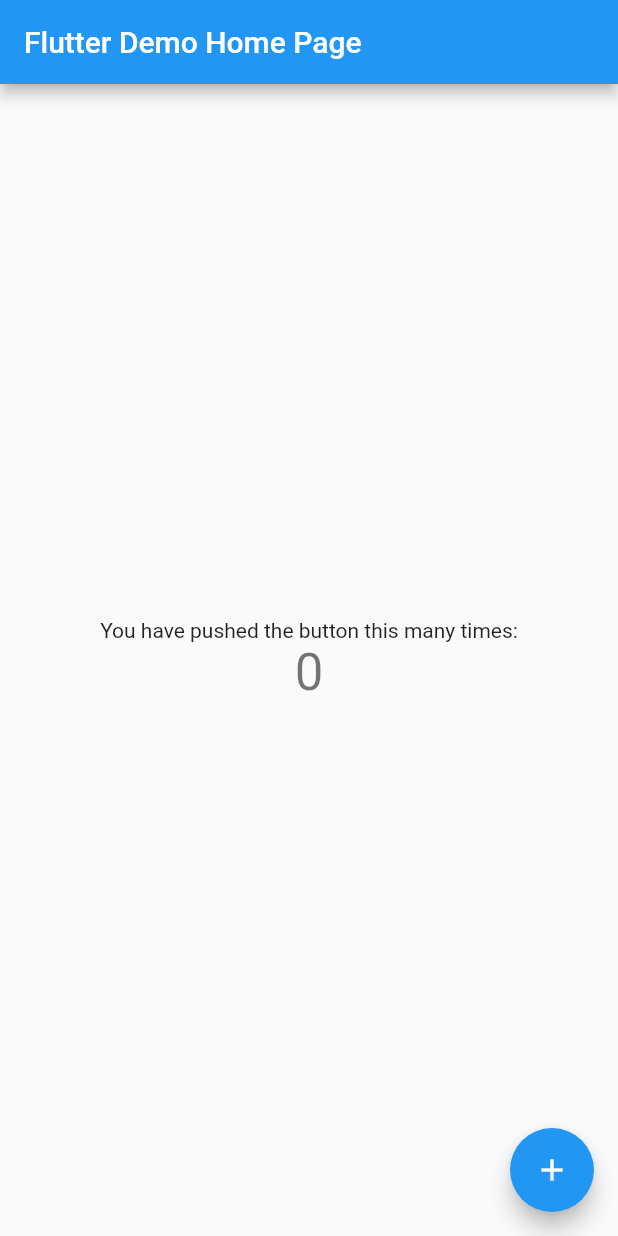
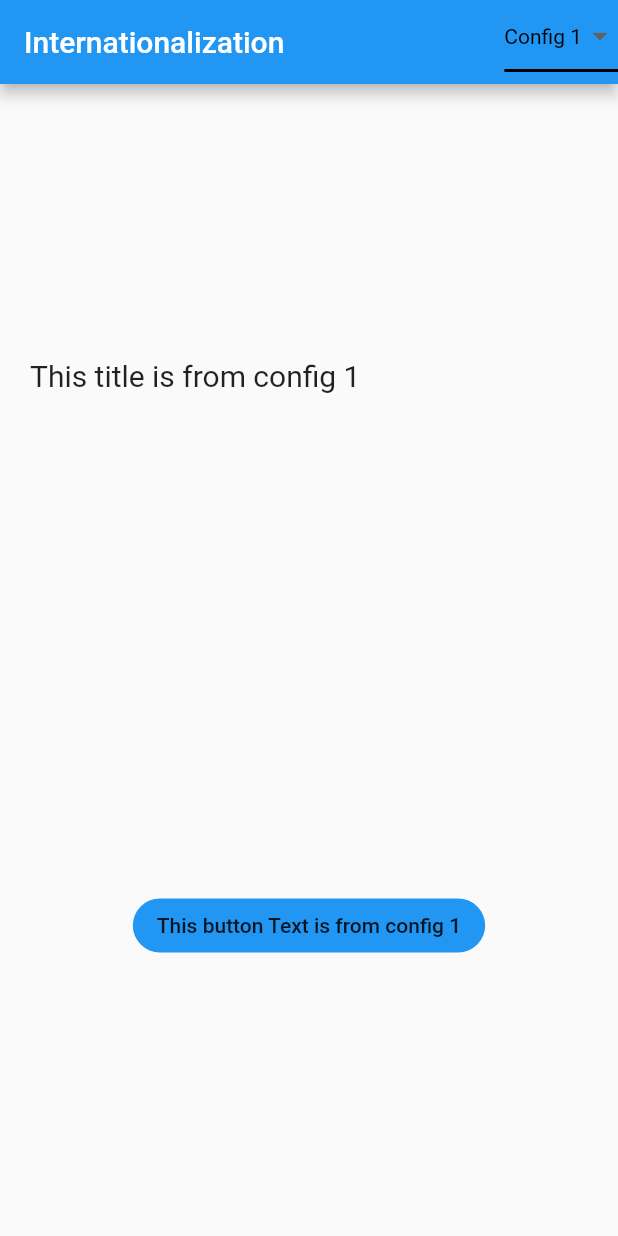
Before and after one commit to Kedar-27/Internationalization_Demo, a Flutter app: the screen it shows after launch, on a phone screen of 412 x 824 dp. Run offline on Flutter 3.47's test engine with Material 2 defaults, Android fonts, the phone set to English and light mode, and no system bars.

Commit message:
Add - Config and setup.

```diff
--- /dev/null
+++ b/assets/languages/ar_config1.json
@@ -0,0 +1,4 @@
+{
+  "title": "هذا النص من config 1",
+  "buttonTitle": "هذا النص من config 1"
+}
--- /dev/null
+++ b/assets/languages/ar_config2.json
@@ -0,0 +1,4 @@
+{
+  "title": "هذا النص من config 2",
+  "buttonTitle": "هذا النص من config 2"
+}
--- /dev/null
+++ b/assets/languages/ar_config3.json
@@ -0,0 +1,4 @@
+{
+  "title": "هذا النص من config 3",
+  "buttonTitle": "هذا النص من config 3"
+}
--- /dev/null
+++ b/assets/languages/en_config1.json
@@ -0,0 +1,4 @@
+{
+  "title": "This title is from config 1",
+  "buttonTitle": "This button Text is from config 1"
+}
--- /dev/null
+++ b/assets/languages/en_config2.json
@@ -0,0 +1,4 @@
+{
+  "title": "This title is from config 2",
+  "buttonTitle": "This button Text is from config 2"
+}
--- /dev/null
+++ b/assets/languages/en_config3.json
@@ -0,0 +1,4 @@
+{
+  "title": "This title is from config 3",
+  "buttonTitle": "This button Text is from config 3"
+}
--- /dev/null
+++ b/lib/helper/localization_helper.dart
@@ -0,0 +1,56 @@
+import 'dart:convert';
+
+import 'package:flutter/material.dart';
+import 'package:flutter/services.dart';
+
+class LocalizationHelper {
+  LocalizationHelper(this.locale, this.config);
+
+  final Locale locale;
+  final String config;
+  static LocalizationHelper of(BuildContext context) {
+    return Localizations.of<LocalizationHelper>(context, LocalizationHelper);
+  }
+
+  Map<String, String> _localizedValues;
+
+  Future<void> load() async {
+    String jsonStringValues =
+    await rootBundle.loadString('assets/languages/${locale.languageCode}_${config.toLowerCase().replaceAll(" ", "")}.json');
+    Map<String, dynamic> mappedJson = json.decode(jsonStringValues);
+    _localizedValues =
+        mappedJson.map((key, value) => MapEntry(key, value.toString()));
+  }
+
+  String translate(String key) {
+    return _localizedValues[key];
+  }
+
+  // static member to have simple access to the delegate from Material App
+  // static const LocalizationsDelegate<LocalizationHelper> delegate =
+  // _LocalizationHelperDelegate();
+}
+
+// class _LocalizationHelperDelegate
+//     extends LocalizationsDelegate<LocalizationHelper> {
+//   const _LocalizationHelperDelegate();
+//
+//   @override
+//   bool isSupported(Locale locale) {
+//     return ['en', 'fa', 'ar', 'hi'].contains(locale.languageCode);
+//   }
+//
+//   @override
+//   Future<LocalizationHelper> load(Locale locale) async {
+//     LocalizationHelper localization = new LocalizationHelper(locale, "config1");
+//     await localization.load();
+//     return localization;
+//   }
+//
+//   @override
+//   bool shouldReload(LocalizationsDelegate<LocalizationHelper> old) => false;
+// }
+
+String getTranslated(BuildContext context, String key) {
+  return LocalizationHelper.of(context).translate(key);
+}
--- a/lib/main.dart
+++ b/lib/main.dart
@@ -1,4 +1,7 @@
 import 'package:flutter/material.dart';
+import 'package:flutter_localizations/flutter_localizations.dart';
+
+import './pages/welcome_page.dart';
 
 void main() {
   runApp(MyApp());
@@ -9,7 +12,17 @@ class MyApp extends StatelessWidget {
   @override
   Widget build(BuildContext context) {
     return MaterialApp(
-      title: 'Flutter Demo',
+      debugShowCheckedModeBanner: false,
+      localizationsDelegates: [
+        GlobalCupertinoLocalizations.delegate,
+        GlobalMaterialLocalizations.delegate,
+        GlobalWidgetsLocalizations.delegate,
+      ],
+      supportedLocales: [
+        Locale("en", ""),
+        Locale("ar", ""), // OR Locale('ar', 'AE') OR Other RTL locales
+      ],
+      title: 'Internalization Demo',
       theme: ThemeData(
         // This is the theme of your application.
         //
@@ -26,92 +39,12 @@ class MyApp extends StatelessWidget {
         // closer together (more dense) than on mobile platforms.
         visualDensity: VisualDensity.adaptivePlatformDensity,
       ),
-      home: MyHomePage(title: 'Flutter Demo Home Page'),
+      home: WelcomePage(),
+
+      // Directionality( // use this
+      //   textDirection: TextDirection.ltr, // set it to rtl
+      //   child:
+      // ),
     );
   }
 }
-
-class MyHomePage extends StatefulWidget {
-  MyHomePage({Key key, this.title}) : super(key: key);
-
-  // This widget is the home page of your application. It is stateful, meaning
-  // that it has a State object (defined below) that contains fields that affect
-  // how it looks.
-
-  // This class is the configuration for the state. It holds the values (in this
-  // case the title) provided by the parent (in this case the App widget) and
-  // used by the build method of the State. Fields in a Widget subclass are
-  // always marked "final".
-
-  final String title;
-
-  @override
-  _MyHomePageState createState() => _MyHomePageState();
-}
-
-class _MyHomePageState extends State<MyHomePage> {
-  int _counter = 0;
-
-  void _incrementCounter() {
-    setState(() {
-      // This call to setState tells the Flutter framework that something has
-      // changed in this State, which causes it to rerun the build method below
-      // so that the display can reflect the updated values. If we changed
-      // _counter without calling setState(), then the build method would not be
-      // called again, and so nothing would appear to happen.
-      _counter++;
-    });
-  }
-
-  @override
-  Widget build(BuildContext context) {
-    // This method is rerun every time setState is called, for instance as done
-    // by the _incrementCounter method above.
-    //
-    // The Flutter framework has been optimized to make rerunning build methods
-    // fast, so that you can just rebuild anything that needs updating rather
-    // than having to individually change instances of widgets.
-    return Scaffold(
-      appBar: AppBar(
-        // Here we take the value from the MyHomePage object that was created by
-        // the App.build method, and use it to set our appbar title.
-        title: Text(widget.title),
-      ),
-      body: Center(
-        // Center is a layout widget. It takes a single child and positions it
-        // in the middle of the parent.
-        child: Column(
-          // Column is also a layout widget. It takes a list of children and
-          // arranges them vertically. By default, it sizes itself to fit its
-          // children horizontally, and tries to be as tall as its parent.
-          //
-          // Invoke "debug painting" (press "p" in the console, choose the
-          // "Toggle Debug Paint" action from the Flutter Inspector in Android
-          // Studio, or the "Toggle Debug Paint" command in Visual Studio Code)
-          // to see the wireframe for each widget.
-          //
-          // Column has various properties to control how it sizes itself and
-          // how it positions its children. Here we use mainAxisAlignment to
-          // center the children vertically; the main axis here is the vertical
-          // axis because Columns are vertical (the cross axis would be
-          // horizontal).
-          mainAxisAlignment: MainAxisAlignment.center,
-          children: <Widget>[
-            Text(
-              'You have pushed the button this many times:',
-            ),
-            Text(
-              '$_counter',
-              style: Theme.of(context).textTheme.headline4,
-            ),
-          ],
-        ),
-      ),
-      floatingActionButton: FloatingActionButton(
-        onPressed: _incrementCounter,
-        tooltip: 'Increment',
-        child: Icon(Icons.add),
-      ), // This trailing comma makes auto-formatting nicer for build methods.
-    );
-  }
-}
--- /dev/null
+++ b/lib/pages/welcome_page.dart
@@ -0,0 +1,97 @@
+import 'dart:io';
+
+import 'package:flutter/material.dart';
+import 'package:internalization_demo/helper/localization_helper.dart';
+
+class WelcomePage extends StatefulWidget {
+  @override
+  _WelcomePageState createState() => _WelcomePageState();
+}
+
+class _WelcomePageState extends State<WelcomePage> {
+  String dropdownValue = 'Config 1';
+  LocalizationHelper localizationHelper;
+  String title = "";
+  String buttonTitle = "";
+
+  @override
+  void initState() {
+    // TODO: implement initState
+    super.initState();
+  }
+
+  @override
+  void didChangeDependencies() {
+    super.didChangeDependencies();
+
+    this._setLocale();
+  }
+
+  Future<void> _setLocale() async {
+    localizationHelper =
+        LocalizationHelper(Localizations.localeOf(context), dropdownValue);
+    await localizationHelper.load();
+
+    setState(() {
+      title = localizationHelper.translate("title");
+      buttonTitle = localizationHelper.translate("buttonTitle");
+    });
+  }
+
+  @override
+  Widget build(BuildContext context) {
+    return Scaffold(
+      appBar: AppBar(
+        title: Text("Internationalization"),
+        actions: [
+          DropdownButton<String>(
+            value: dropdownValue,
+            style: TextStyle(color: Colors.black),
+            underline: Container(
+              height: 2,
+              width: 20,
+              color: Colors.black,
+            ),
+            onChanged: (String newValue) {
+              dropdownValue = newValue;
+              this._setLocale();
+            },
+            items: <String>['Config 1', 'Config 2', 'Config 3']
+                .map<DropdownMenuItem<String>>((String value) {
+              return DropdownMenuItem<String>(
+                value: value,
+                child: Text(value),
+              );
+            }).toList(),
+          ),
+        ],
+      ),
+      body: Padding(
+        padding: const EdgeInsets.all(20.0),
+        child: Column(
+          mainAxisAlignment: MainAxisAlignment.spaceEvenly,
+          children: [
+            SizedBox(
+                width: MediaQuery.of(context).size.width,
+                child: Text(
+                  title,
+                  style: TextStyle(fontSize: 20),
+                )),
+            Container(
+              height: 5,
+            ),
+            FlatButton(
+              onPressed: () {},
+              child: Text(buttonTitle),
+              color: Colors.blue,
+              shape: RoundedRectangleBorder(
+                  borderRadius: BorderRadius.circular(18.0),
+                  //side: BorderSide(color: Colors.red)
+                ),
+            )
+          ],
+        ),
+      ),
+    );
+  }
+}
```
Also changed, not shown: pubspec.yaml (+11 -3 lines).
